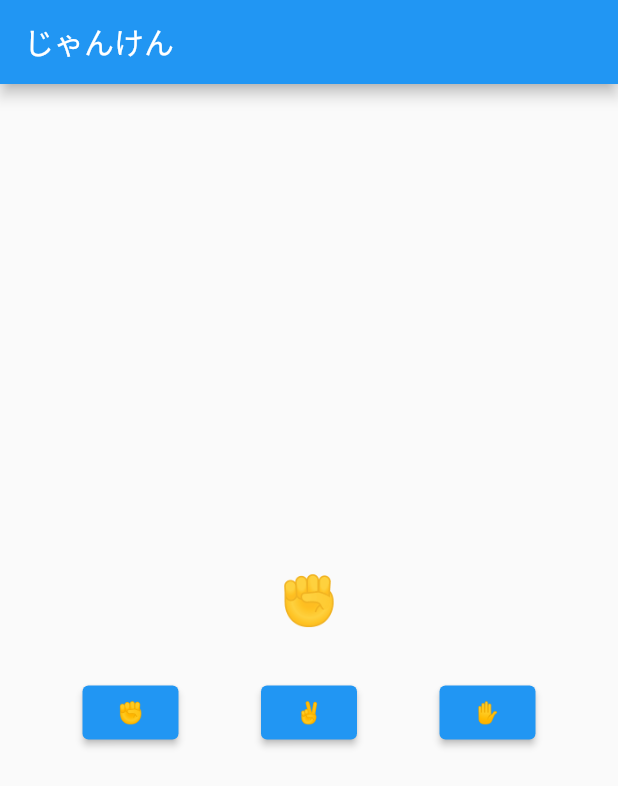
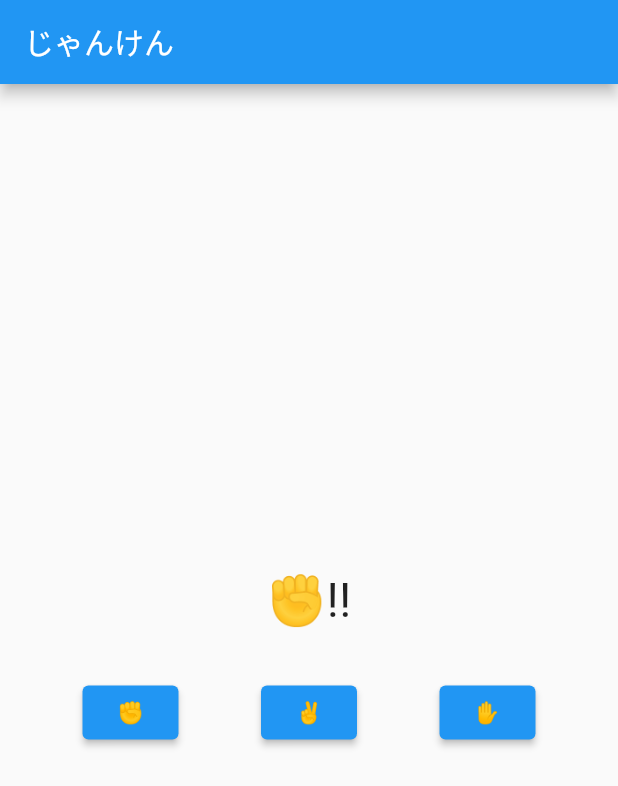
Before and after one commit to fukushimasurao/flutter_practioce_janken, a Flutter app: the screen it shows after launch, after a tap on "✌️", on a phone screen of 412 x 824 dp. Shown: the top 786 px of the screen. Run offline on Flutter 3.47's test engine with Material 2 defaults, Android fonts, the phone set to English and light mode, and no system bars.

Commit message:
変数を用意、ボタンを押したら、変数に自分の手が代入されるようにする。

```diff
--- a/lib/main.dart
+++ b/lib/main.dart
@@ -23,8 +23,7 @@ class JankenPage extends StatefulWidget {
 }
 
 class _JankenPageState extends State<JankenPage> {
-
-
+  String myHand = '✊!!';
 
   @override
   Widget build(BuildContext context) {
@@ -36,25 +35,28 @@ class _JankenPageState extends State<JankenPage> {
         child: Column(
           mainAxisAlignment: MainAxisAlignment.center,
           children: [
-            const Text('✊', style: TextStyle(fontSize: 32)),
-            const SizedBox(height: 32),
+            Text(myHand, style: TextStyle(fontSize: 32)),
+            SizedBox(height: 32),
             Row(
               mainAxisAlignment: MainAxisAlignment.spaceEvenly,
               children: [
                 ElevatedButton(
                   onPressed: () {
+                    myHand = '✊!!';
                     print('✊');
                   },
                   child: const Text('✊'),
                 ),
                 ElevatedButton(
                   onPressed: () {
+                    myHand = '✌️!!';
                     print('✌️');
                   },
                   child: const Text('✌️'),
                 ),
                 ElevatedButton(
                   onPressed: () {
+                    myHand = '✋!!';
                     print('✋');
                   },
                   child: const Text('✋'),
```
Also changed, not shown: 1 other file.
